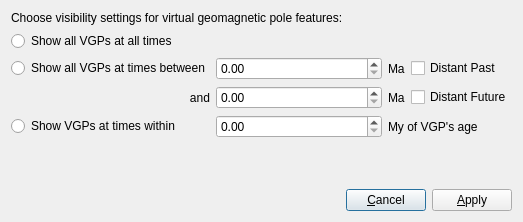
Before: the Qt Designer form src/qt-widgets/SetVGPVisibilityDialogUi.ui in GPlates/GPlates, drawn with Qt 5.
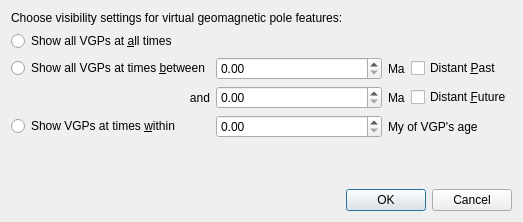
After: the same form once the commit is applied.

```diff
--- a/src/qt-widgets/SetVGPVisibilityDialogUi.ui
+++ b/src/qt-widgets/SetVGPVisibilityDialogUi.ui
@@ -29,7 +29,7 @@
      <item row="0" column="0">
       <widget class="QRadioButton" name="radiobutton_always_visible">
        <property name="text">
-        <string>Show all VGPs at all times</string>
+        <string>Show all VGPs at &amp;all times</string>
        </property>
       </widget>
      </item>
@@ -49,7 +49,7 @@
      <item row="1" column="0">
       <widget class="QRadioButton" name="radiobutton_time_window">
        <property name="text">
-        <string>Show all VGPs at times between</string>
+        <string>Show all VGPs at times &amp;between</string>
        </property>
       </widget>
      </item>
@@ -76,7 +76,7 @@
      <item row="1" column="3">
       <widget class="QCheckBox" name="checkbox_past">
        <property name="text">
-        <string>Distant Past</string>
+        <string>Distant &amp;Past</string>
        </property>
       </widget>
      </item>
@@ -113,14 +113,14 @@
      <item row="2" column="3">
       <widget class="QCheckBox" name="checkbox_future">
        <property name="text">
-        <string>Distant Future</string>
+        <string>Distant &amp;Future</string>
        </property>
       </widget>
      </item>
      <item row="3" column="0">
       <widget class="QRadioButton" name="radiobutton_delta_t_around_age">
        <property name="text">
-        <string>Show VGPs at times within </string>
+        <string>Show VGPs at times &amp;within </string>
        </property>
       </widget>
      </item>
@@ -160,35 +160,11 @@
     </spacer>
    </item>
    <item>
-    <layout class="QHBoxLayout" name="horizontalLayout">
-     <item>
-      <spacer>
-       <property name="orientation">
-        <enum>Qt::Horizontal</enum>
-       </property>
-       <property name="sizeHint" stdset="0">
-        <size>
-         <width>40</width>
-         <height>20</height>
-        </size>
-       </property>
-      </spacer>
-     </item>
-     <item>
-      <widget class="QPushButton" name="button_cancel">
-       <property name="text">
-        <string>&amp;Cancel</string>
-       </property>
-      </widget>
-     </item>
-     <item>
-      <widget class="QPushButton" name="button_apply">
-       <property name="text">
-        <string>&amp;Apply</string>
-       </property>
-      </widget>
-     </item>
-    </layout>
+    <widget class="QDialogButtonBox" name="main_buttonbox">
+     <property name="standardButtons">
+      <set>QDialogButtonBox::Cancel|QDialogButtonBox::Ok</set>
+     </property>
+    </widget>
    </item>
   </layout>
  </widget>
```
